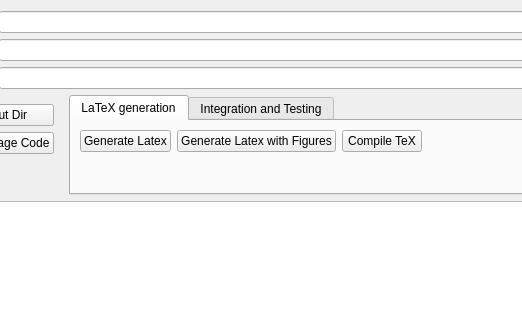
Qt form ui/dialoggenerate.ui (sbmlteam/QtDeviser) before a commit; both pictures show x 107 to 629 and y 0 to 320 of the 934 by 480 pixel window.
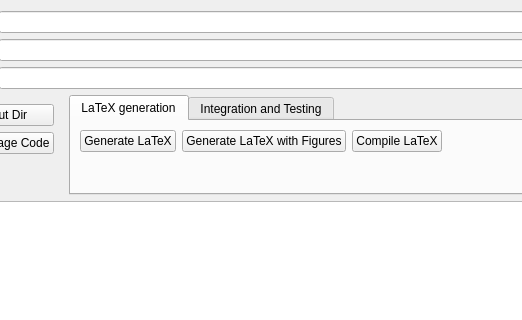
The same form after that commit. The open tabs and pages were chosen to show the change. Icons and pictures are not drawn.

Commit message: - issue #111134772: corrected spelling of LaTeX

Diff of the .ui file:
```diff
--- a/ui/dialoggenerate.ui
+++ b/ui/dialoggenerate.ui
@@ -252,14 +252,14 @@
                <string>&lt;html&gt;&lt;head/&gt;&lt;body&gt;&lt;p&gt;&lt;span&gt;Generates the tex files necessary to create a minimal specification of the SBML L3 Package described. This includes definitions of classes and attributes and a set of validation rules.&lt;/span&gt;&lt;/p&gt;&lt;/body&gt;&lt;/html&gt;</string>
               </property>
               <property name="text">
-               <string>Generate Latex</string>
+               <string>Generate LaTeX</string>
               </property>
              </widget>
             </item>
             <item>
              <widget class="QPushButton" name="cmdGenerateLatexWithFigures">
               <property name="text">
-               <string>Generate Latex with Figures</string>
+               <string>Generate LaTeX with Figures</string>
               </property>
              </widget>
             </item>
@@ -269,7 +269,7 @@
                <string>&lt;html&gt;&lt;head/&gt;&lt;body&gt;&lt;p&gt;&lt;span&gt;Invokes the MikTex application to generate a pdf of the specification files. Note this is based on the template for SBML Level 3 Package specifications.&lt;/span&gt;&lt;/p&gt;&lt;/body&gt;&lt;/html&gt;</string>
               </property>
               <property name="text">
-               <string>Compile TeX</string>
+               <string>Compile LaTeX</string>
               </property>
              </widget>
             </item>
```
Left out of the diff: 2 changed lines with no effect on the pictures.
